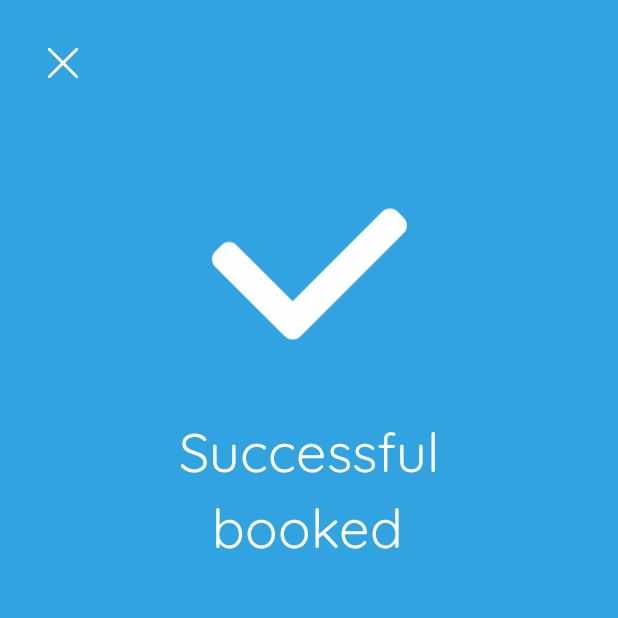
After one commit to sebastiancoteanu/TableBook, an Android app: the SuccessfulOrder screen opened directly, with no data from a screen before it, on a phone screen of 412 x 824 dp, the top half of it. The commit adds this screen. Run offline under Robolectric (Android 15) with nearby library versions, the phone set to English and light mode, and no system bars; Roboto replaces fonts that are not available here.

Commit message:
Add successful screen

```diff
--- a/app/src/main/AndroidManifest.xml
+++ b/app/src/main/AndroidManifest.xml
@@ -14,6 +14,11 @@
         android:roundIcon="@mipmap/ic_launcher_round"
         android:supportsRtl="true"
         android:theme="@style/AppTheme">
+        <activity
+            android:name=".activities.SuccessfulOrder"
+            android:configChanges="orientation"
+            android:screenOrientation="portrait"
+            android:theme="@style/PrimaryFullScreenTheme" />
         <activity
             android:name=".activities.CheckoutActivity"
             android:configChanges="orientation"
--- a/app/src/main/java/com/sebas/licenta1/activities/CheckoutActivity.java
+++ b/app/src/main/java/com/sebas/licenta1/activities/CheckoutActivity.java
@@ -3,6 +3,7 @@ package com.sebas.licenta1.activities;
 import android.app.DatePickerDialog;
 import android.app.TimePickerDialog;
 import android.content.DialogInterface;
+import android.content.Intent;
 import android.support.annotation.NonNull;
 import android.support.v7.app.AppCompatActivity;
 import android.os.Bundle;
@@ -181,7 +182,7 @@ public class CheckoutActivity extends AppCompatActivity implements NumberPicker.
                     @Override
                     public void onSuccess(Void aVoid) {
                         loadingDialog.dismiss();
-                        Toast.makeText(getApplicationContext(), "Successful add reservation", Toast.LENGTH_LONG).show();
+                        goToSuccessfulScreen();
                     }
                 })
                 .addOnFailureListener(new OnFailureListener() {
@@ -191,6 +192,12 @@ public class CheckoutActivity extends AppCompatActivity implements NumberPicker.
                         loadingDialog.dismiss();
                     }
                 });
+    }
+
+    private void goToSuccessfulScreen() {
+        Intent intent = new Intent(this, SuccessfulOrder.class);
+        finish();
+        startActivity(intent);
     }
 
     private void displaySeatsPicker() {
--- /dev/null
+++ b/app/src/main/java/com/sebas/licenta1/activities/SuccessfulOrder.java
@@ -0,0 +1,20 @@
+package com.sebas.licenta1.activities;
+
+import android.support.v7.app.AppCompatActivity;
+import android.os.Bundle;
+import android.view.View;
+
+import com.sebas.licenta1.R;
+
+public class SuccessfulOrder extends AppCompatActivity {
+
+    @Override
+    protected void onCreate(Bundle savedInstanceState) {
+        super.onCreate(savedInstanceState);
+        setContentView(R.layout.activity_successful_order);
+    }
+
+    public void closeActivity(View v) {
+        finish();
+    }
+}
--- /dev/null
+++ b/app/src/main/res/drawable/ic_checked.xml
@@ -0,0 +1,4 @@
+<vector android:height="24dp" android:viewportHeight="492"
+    android:viewportWidth="492" android:width="24dp" xmlns:android="http://schemas.android.com/apk/res/android">
+    <path android:fillColor="@color/colorPrimaryLight" android:pathData="M484.128,104.478l-16.116,-16.116c-5.064,-5.068 -11.816,-7.856 -19.024,-7.856c-7.208,0 -13.964,2.788 -19.028,7.856L203.508,314.81L62.024,173.322c-5.064,-5.06 -11.82,-7.852 -19.028,-7.852c-7.204,0 -13.956,2.792 -19.024,7.852l-16.12,16.112C2.784,194.51 0,201.27 0,208.47c0,7.204 2.784,13.96 7.852,19.028l159.744,159.736c0.212,0.3 0.436,0.58 0.696,0.836l16.12,15.852c5.064,5.048 11.82,7.572 19.084,7.572h0.084c7.212,0 13.968,-2.524 19.024,-7.572l16.124,-15.992c0.26,-0.256 0.48,-0.468 0.612,-0.684l244.784,-244.76C494.624,132.01 494.624,114.966 484.128,104.478z"/>
+</vector>
--- /dev/null
+++ b/app/src/main/res/drawable/ic_close.xml
@@ -0,0 +1,5 @@
+<vector android:height="24dp" android:viewportHeight="512"
+    android:viewportWidth="512" android:width="24dp" xmlns:android="http://schemas.android.com/apk/res/android">
+    <path android:fillColor="@color/colorPrimaryLight" android:pathData="M505.943,6.058c-8.077,-8.077 -21.172,-8.077 -29.249,0L6.058,476.693c-8.077,8.077 -8.077,21.172 0,29.249C10.096,509.982 15.39,512 20.683,512c5.293,0 10.586,-2.019 14.625,-6.059L505.943,35.306C514.019,27.23 514.019,14.135 505.943,6.058z"/>
+    <path android:fillColor="@color/colorPrimaryLight" android:pathData="M505.942,476.694L35.306,6.059c-8.076,-8.077 -21.172,-8.077 -29.248,0c-8.077,8.076 -8.077,21.171 0,29.248l470.636,470.636c4.038,4.039 9.332,6.058 14.625,6.058c5.293,0 10.587,-2.019 14.624,-6.057C514.018,497.866 514.018,484.771 505.942,476.694z"/>
+</vector>
--- /dev/null
+++ b/app/src/main/res/layout/activity_successful_order.xml
@@ -0,0 +1,64 @@
+<?xml version="1.0" encoding="utf-8"?>
+<android.support.constraint.ConstraintLayout xmlns:android="http://schemas.android.com/apk/res/android"
+    xmlns:app="http://schemas.android.com/apk/res-auto"
+    xmlns:tools="http://schemas.android.com/tools"
+    android:layout_width="match_parent"
+    android:layout_height="match_parent"
+    tools:context=".activities.SuccessfulOrder">
+
+    <TextView
+        android:id="@+id/textView8"
+        android:layout_width="wrap_content"
+        android:layout_height="wrap_content"
+        android:layout_marginTop="24dp"
+        android:background="@android:color/transparent"
+        android:fontFamily="@font/quicksand"
+        android:text="Successful"
+        android:textAlignment="center"
+        android:textColor="@color/colorPrimaryLight"
+        android:textSize="36sp"
+        app:layout_constraintEnd_toEndOf="parent"
+        app:layout_constraintStart_toStartOf="parent"
+        app:layout_constraintTop_toBottomOf="@+id/imageView3" />
+
+    <TextView
+        android:id="@+id/textView9"
+        android:layout_width="wrap_content"
+        android:layout_height="wrap_content"
+        android:background="@android:color/transparent"
+        android:fontFamily="@font/quicksand"
+        android:text="booked"
+        android:textAlignment="center"
+        android:textColor="@color/colorPrimaryLight"
+        android:textSize="36sp"
+        app:layout_constraintEnd_toEndOf="parent"
+        app:layout_constraintHorizontal_bias="0.497"
+        app:layout_constraintStart_toStartOf="parent"
+        app:layout_constraintTop_toBottomOf="@+id/textView8" />
+
+    <ImageView
+        android:id="@+id/imageView3"
+        android:layout_width="130dp"
+        android:layout_height="133dp"
+        android:layout_marginStart="8dp"
+        android:layout_marginTop="64dp"
+        android:layout_marginEnd="8dp"
+        android:src="@drawable/ic_checked"
+        app:layout_constraintEnd_toEndOf="parent"
+        app:layout_constraintStart_toStartOf="parent"
+        app:layout_constraintTop_toBottomOf="@+id/close" />
+
+    <ImageButton
+        android:id="@+id/close"
+        android:layout_width="20dp"
+        android:layout_height="20dp"
+        android:layout_marginStart="32dp"
+        android:layout_marginTop="32dp"
+        android:background="@android:color/transparent"
+        android:elevation="0dp"
+        android:onClick="closeActivity"
+        android:padding="16dp"
+        android:src="@drawable/ic_close"
+        app:layout_constraintStart_toStartOf="parent"
+        app:layout_constraintTop_toTopOf="parent" />
+</android.support.constraint.ConstraintLayout>
```
